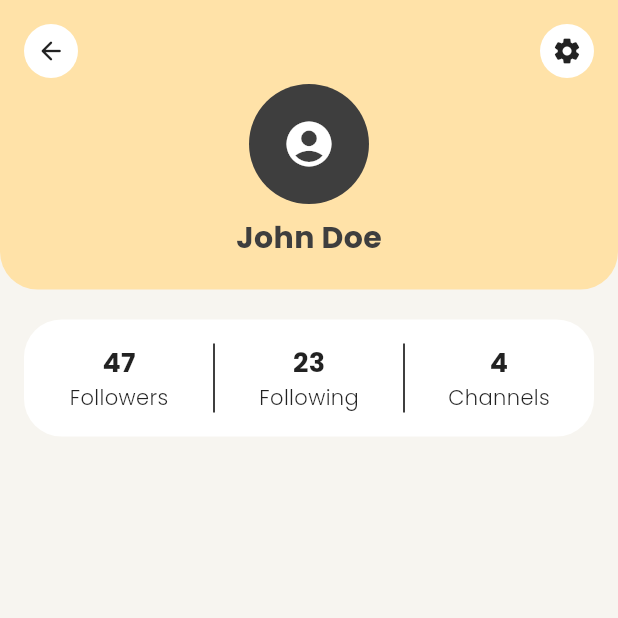
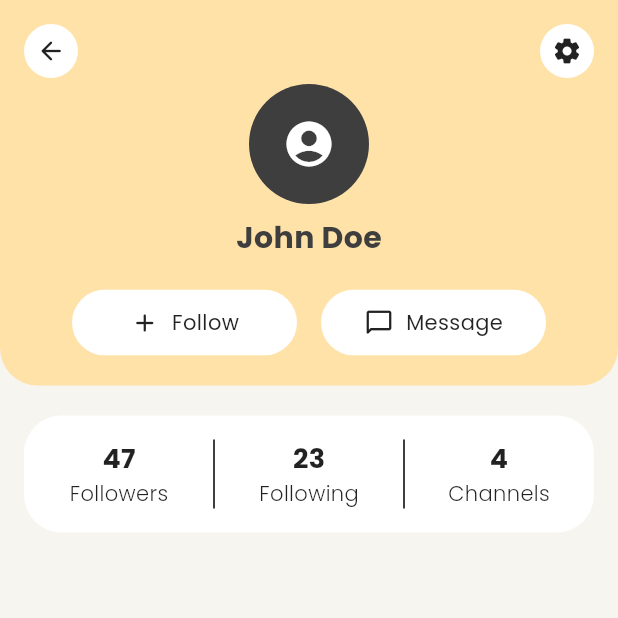
Before and after one commit to Parth-11/Connectify-App, a Flutter app: the ProfilePage screen opened directly, on a phone screen of 412 x 824 dp, the top half of it. Run offline on Flutter 3.47's test engine with Material 3 defaults, Android fonts, the phone set to English and light mode, and no system bars; our stand-ins replace google_fonts, shared_preferences; accounts and stored records are empty.

Commit message:
[ui] Added interaction buttons for other profiles

```diff
--- a/lib/pages/profile/widgets/header.dart
+++ b/lib/pages/profile/widgets/header.dart
@@ -2,11 +2,14 @@ import 'package:flutter/material.dart';
 
 import '/pages/settings/settings.dart';
 import '/widgets/rounded_icon_button.dart';
+import 'interaction_button.dart';
 
 class ProfileHeader extends StatelessWidget {
   final GlobalKey headerKey;
 
   const ProfileHeader({super.key, required this.headerKey});
+
+  final bool isUser = false;
 
   @override
   Widget build(BuildContext context) {
@@ -61,7 +64,33 @@ class ProfileHeader extends StatelessWidget {
             color: theme.colorScheme.onTertiary,
           ),
         ),
-        SizedBox(height: 20),
+        isUser
+            ? const SizedBox(height: 20)
+            : Padding(
+                padding: const EdgeInsets.symmetric(
+                  vertical: 20,
+                  horizontal: 48,
+                ),
+                child: Row(
+                  children: [
+                    Expanded(
+                      child: InteractionButton(
+                        icon: Icons.add_rounded,
+                        text: "Follow",
+                        onTap: () {},
+                      ),
+                    ),
+                    const SizedBox(width: 16),
+                    Expanded(
+                      child: InteractionButton(
+                        icon: Icons.chat_bubble_outline_rounded,
+                        text: "Message",
+                        onTap: () {},
+                      ),
+                    ),
+                  ],
+                ),
+              ),
       ],
     );
   }
--- /dev/null
+++ b/lib/pages/profile/widgets/interaction_button.dart
@@ -0,0 +1,42 @@
+import 'package:flutter/material.dart';
+
+class InteractionButton extends StatelessWidget {
+  final IconData icon;
+  final String text;
+  final VoidCallback onTap;
+
+  const InteractionButton({
+    super.key,
+    required this.icon,
+    required this.text,
+    required this.onTap,
+  });
+
+  @override
+  Widget build(BuildContext context) {
+    final ThemeData theme = Theme.of(context);
+
+    return Material(
+      type: MaterialType.transparency,
+      child: InkWell(
+        onTap: onTap,
+        borderRadius: BorderRadius.circular(25),
+        child: Ink(
+          decoration: BoxDecoration(
+            borderRadius: BorderRadius.circular(25),
+            color: theme.canvasColor,
+          ),
+          padding: EdgeInsets.symmetric(horizontal: 16, vertical: 12),
+          child: Row(
+            mainAxisAlignment: MainAxisAlignment.center,
+            children: [
+              Icon(icon, size: 20, color: theme.colorScheme.onSurface),
+              const SizedBox(width: 8),
+              Text(text, style: TextStyle(color: theme.colorScheme.onSurface)),
+            ],
+          ),
+        ),
+      ),
+    );
+  }
+}
```
